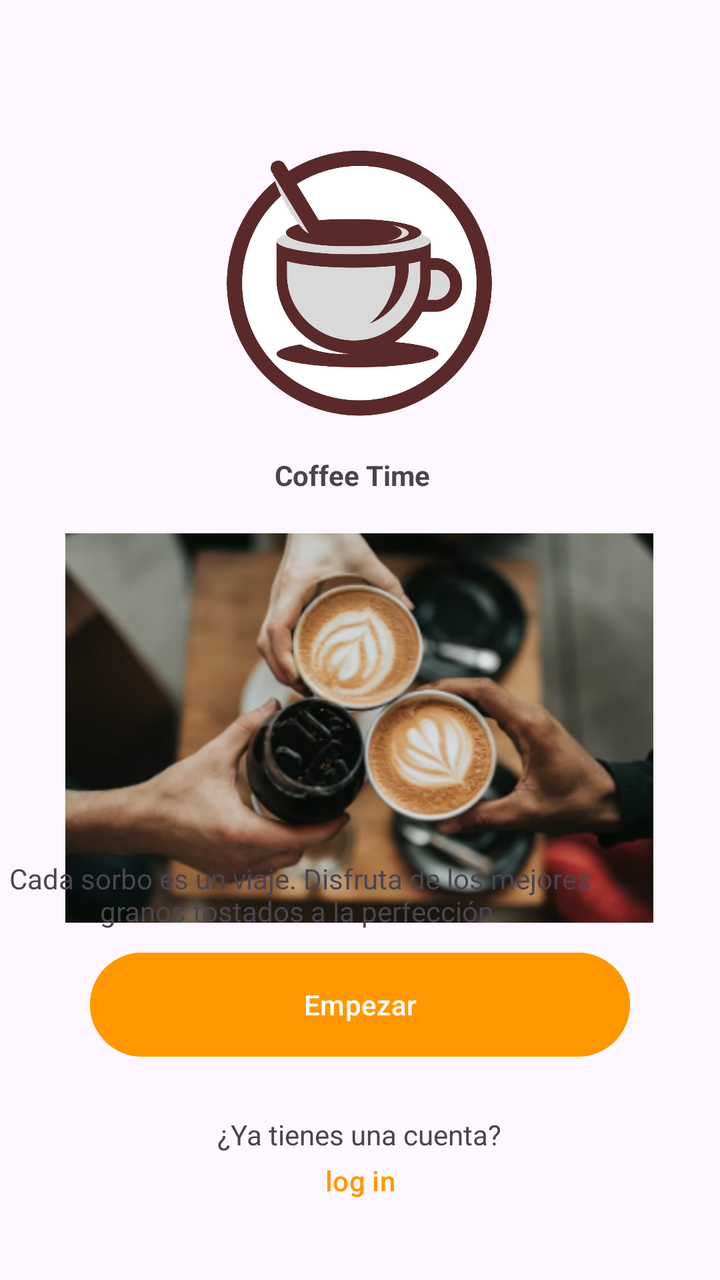
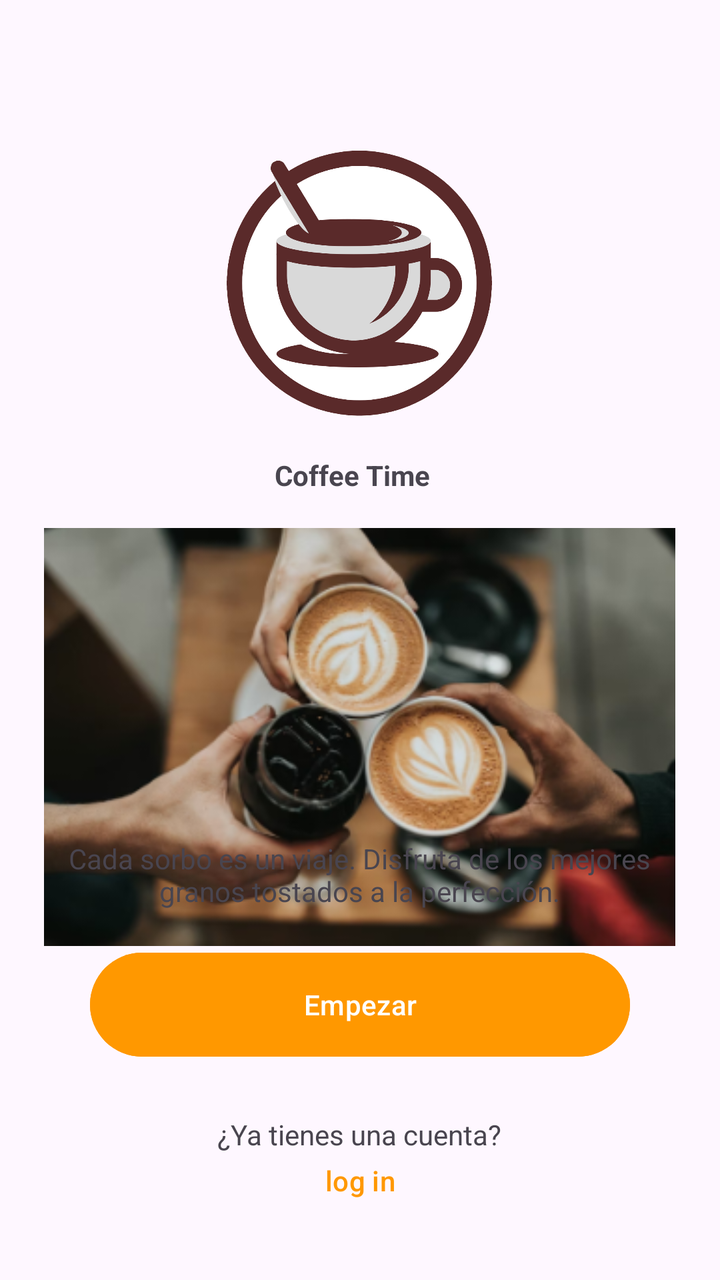

Screens rendered from an Android XML layout before and after an edit, with the pre-edit source and the edit as a unified diff.
<!-- AndroidManifest.xml: application theme Theme.Cafeteria -->
<!-- res/layout/activity_main.xml -->
<?xml version="1.0" encoding="utf-8"?>
<androidx.constraintlayout.widget.ConstraintLayout xmlns:android="http://schemas.android.com/apk/res/android"
    xmlns:app="http://schemas.android.com/apk/res-auto"
    xmlns:tools="http://schemas.android.com/tools"
    android:id="@+id/main"
    android:layout_width="match_parent"
    android:layout_height="match_parent"
    tools:context=".MainActivity">


    <ImageView
        android:id="@+id/imageView"
        android:layout_width="266dp"
        android:layout_height="268dp"
        android:layout_marginStart="130dp"
        android:layout_marginTop="16dp"
        android:layout_marginEnd="131dp"
        android:src="@drawable/logo_coffe"
        app:layout_constraintEnd_toEndOf="parent"
        app:layout_constraintStart_toStartOf="parent"
        app:layout_constraintTop_toTopOf="parent" />

    <ImageView
        android:id="@+id/imgLogo2"
        android:layout_width="294dp"
        android:layout_height="200dp"
        android:layout_marginTop="264dp"
        android:src="@drawable/tres_tazas"
        app:layout_constraintEnd_toEndOf="parent"
        app:layout_constraintHorizontal_bias="0.495"
        app:layout_constraintStart_toStartOf="parent"
        app:layout_constraintTop_toTopOf="parent" />

    <TextView
        android:id="@+id/textView2"
        android:layout_width="86dp"
        android:layout_height="19dp"
        android:layout_marginStart="32dp"
        android:layout_marginTop="228dp"
        android:layout_marginEnd="24dp"
        android:text="Coffee Time"
        android:textStyle="bold"
        app:layout_constraintEnd_toEndOf="parent"
        app:layout_constraintHorizontal_bias="0.483"
        app:layout_constraintStart_toStartOf="parent"
        app:layout_constraintTop_toTopOf="parent" />

    <TextView
        android:id="@+id/textView3"
        android:layout_width="296dp"
        android:layout_height="57dp"
        android:layout_marginStart="53dp"
        android:layout_marginTop="7dp"
        android:layout_marginEnd="62dp"
        android:gravity="center"
        android:text="Cada sorbo es un viaje. Disfruta de los mejores     granos tostados a la perfección."
        app:layout_constraintBottom_toBottomOf="parent"
        app:layout_constraintEnd_toEndOf="parent"
        app:layout_constraintHorizontal_bias="1.0"
        app:layout_constraintStart_toStartOf="parent"
        app:layout_constraintTop_toTopOf="parent"
        app:layout_constraintVertical_bias="0.715" />

    <Button
        android:id="@+id/button"
        android:layout_width="270dp"
        android:layout_height="60dp"
        android:layout_marginStart="9dp"
        android:layout_marginTop="60dp"
        android:layout_marginBottom="91dp"
        android:backgroundTint="#FF9800"
        android:text="Empezar"
        app:layout_constraintBottom_toBottomOf="parent"
        app:layout_constraintEnd_toEndOf="parent"
        app:layout_constraintHorizontal_bias="0.446"
        app:layout_constraintStart_toStartOf="parent"
        app:layout_constraintTop_toTopOf="parent"
        app:layout_constraintVertical_bias="0.961" />

    <TextView
        android:id="@+id/textView4"
        android:layout_width="184dp"
        android:layout_height="24dp"
        android:layout_marginBottom="50dp"
        android:gravity="center"
        android:text="¿Ya tienes una cuenta?"
        app:layout_constraintBottom_toBottomOf="parent"
        app:layout_constraintEnd_toEndOf="parent"
        app:layout_constraintHorizontal_bias="0.497"
        app:layout_constraintStart_toStartOf="parent"
        app:layout_constraintTop_toTopOf="parent"
        app:layout_constraintVertical_bias="0.981" />

    <Button
        android:id="@+id/button2"
        android:layout_width="151dp"
        android:layout_height="38dp"
        android:layout_marginTop="10dp"
        android:background="@android:color/transparent"
        android:text="log in"
        android:textColor="#FF9800"
        app:layout_constraintBottom_toBottomOf="parent"
        app:layout_constraintEnd_toEndOf="parent"
        app:layout_constraintStart_toStartOf="parent"
        app:layout_constraintTop_toTopOf="parent"
        app:layout_constraintVertical_bias="0.947" />

</androidx.constraintlayout.widget.ConstraintLayout>
<!-- resources referenced by this layout -->
<resources>
  <!-- drawable logo_coffe: png bitmap (drawable, 106600 bytes) -->
  <!-- drawable tres_tazas: png bitmap (drawable, 113190 bytes) -->
  <style name="Theme.Cafeteria" parent="Base.Theme.Cafeteria" />
  <style name="Base.Theme.Cafeteria" parent="Theme.Material3.DayNight.NoActionBar">
          
          
      </style>
</resources>

<!-- the commit's change to res/layout/activity_main.xml (unified diff, before → after) -->
@@ -22,8 +22,8 @@
 
     <ImageView
         android:id="@+id/imgLogo2"
-        android:layout_width="294dp"
-        android:layout_height="200dp"
+        android:layout_width="321dp"
+        android:layout_height="209dp"
         android:layout_marginTop="264dp"
         android:src="@drawable/tres_tazas"
         app:layout_constraintEnd_toEndOf="parent"
@@ -49,17 +49,15 @@
         android:id="@+id/textView3"
         android:layout_width="296dp"
         android:layout_height="57dp"
-        android:layout_marginStart="53dp"
         android:layout_marginTop="7dp"
-        android:layout_marginEnd="62dp"
         android:gravity="center"
         android:text="Cada sorbo es un viaje. Disfruta de los mejores     granos tostados a la perfección."
         app:layout_constraintBottom_toBottomOf="parent"
         app:layout_constraintEnd_toEndOf="parent"
-        app:layout_constraintHorizontal_bias="1.0"
+        app:layout_constraintHorizontal_bias="0.495"
         app:layout_constraintStart_toStartOf="parent"
         app:layout_constraintTop_toTopOf="parent"
-        app:layout_constraintVertical_bias="0.715" />
+        app:layout_constraintVertical_bias="0.698" />
 
     <Button
         android:id="@+id/button"
